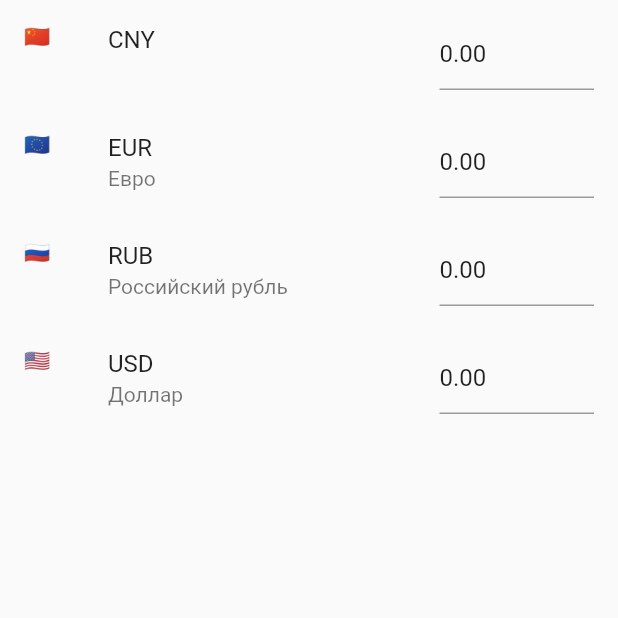
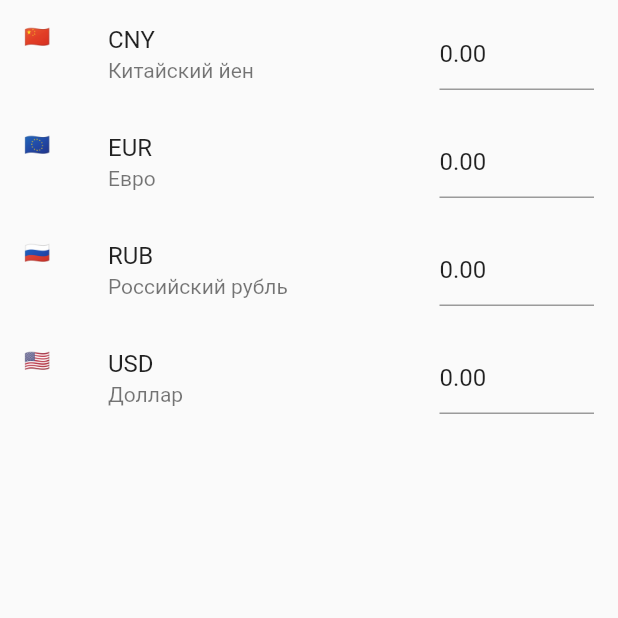
Before and after one commit to ielnitskiy/easy_converter, a Flutter app: the screen it shows after launch, on a phone screen of 412 x 824 dp, the top half of it. Run offline on Flutter 3.47's test engine with Material 2 defaults, Android fonts, the phone set to English and light mode, and no system bars.

Commit message:
move method

```diff
--- a/lib/domain/currencies_all.dart
+++ b/lib/domain/currenciesList.dart
@@ -1,7 +1,7 @@
-import 'currency_card.dart';
+import 'currency.dart';
 
-class CurrenciesAll {
-  static final currenciesAll = <String, CurrencyCard>{
+class CurrenciesList {
+  static final currenciesList = <String, Currency>{
     // "AED": CurrencyCard(code: "AED", symbol: '', icon: '', title: ''),
     // "AFN": CurrencyCard(code: "AFN", symbol: '', icon: '', title: ''),
     // "ALL": CurrencyCard(code: "ALL", symbol: '', icon: '', title: ''),
@@ -35,7 +35,14 @@ class CurrenciesAll {
     // "CLF": CurrencyCard(code: "CLF", symbol: '', icon: '', title: ''),
     // "CLP": CurrencyCard(code: "CLP", symbol: '', icon: '', title: ''),
     // "CNH": CurrencyCard(code: "CNH", symbol: '', icon: '', title: ''),
-    "CNY": CurrencyCard(code: "CNY", symbol: '¥', icon: '🇨🇳', title: '',rate: 6.3651),
+    "CNY": Currency(
+      code: "CNY",
+      symbol: '¥',
+      icon: '🇨🇳',
+      title: 'Китайский йен',
+      rate: 6.3651,
+      isEnable: false,
+    ),
     // "COP": CurrencyCard(code: "COP", symbol: '', icon: '', title: ''),
     // "CRC": CurrencyCard(code: "CRC", symbol: '', icon: '', title: ''),
     // "CUC": CurrencyCard(code: "CUC", symbol: '', icon: '', title: ''),
@@ -52,12 +59,13 @@ class CurrenciesAll {
     // "ERN": CurrencyCard(code: "ERN", symbol: '', icon: '', title: ''),
     // "ETB": CurrencyCard(code: "ETB", symbol: '', icon: '', title: ''),
     // "ETH": CurrencyCard(code: "ETH", symbol: '', icon: '', title: ''),
-    "EUR": CurrencyCard(
+    "EUR": Currency(
       code: "EUR",
       symbol: '€',
       icon: '🇪🇺',
       title: 'Евро',
       rate: 0.919413,
+      isEnable: false,
     ),
     // "FJD": CurrencyCard(code: "FJD", symbol: '', icon: '', title: ''),
     // "FKP": CurrencyCard(code: "FKP", symbol: '', icon: '', title: ''),
@@ -136,12 +144,13 @@ class CurrenciesAll {
     // "QAR": CurrencyCard(code: "QAR", symbol: '', icon: '', title: ''),
     // "RON": CurrencyCard(code: "RON", symbol: '', icon: '', title: ''),
     // "RSD": CurrencyCard(code: "RSD", symbol: '', icon: '', title: ''),
-    "RUB": CurrencyCard(
+    "RUB": Currency(
       code: "RUB",
       symbol: '₽',
       icon: '🇷🇺',
       title: 'Российский рубль',
       rate: 80.850086,
+      isEnable: false,
     ),
     // "RWF": CurrencyCard(code: "RWF", symbol: '', icon: '', title: ''),
     // "SAR": CurrencyCard(code: "SAR", symbol: '', icon: '', title: ''),
@@ -172,12 +181,13 @@ class CurrenciesAll {
     // "TZS": CurrencyCard(code: "TZS", symbol: '', icon: '', title: ''),
     // "UAH": CurrencyCard(code: "UAH", symbol: '', icon: '', title: ''),
     // "UGX": CurrencyCard(code: "UGX", symbol: '', icon: '', title: ''),
-    "USD": CurrencyCard(
+    "USD": Currency(
       code: "USD",
       symbol: '\$',
       icon: '🇺🇸',
       title: 'Доллар',
       rate: 1,
+      isEnable: false,
     ),
     // "UYU": CurrencyCard(code: "UYU", symbol: '', icon: '', title: ''),
     // "UZS": CurrencyCard(code: "UZS", symbol: '', icon: '', title: ''),
--- a/lib/domain/currency_card.dart
+++ b/lib/domain/currency.dart
@@ -1,18 +1,18 @@
-class CurrencyCard {
+class Currency {
   final String icon;
   final String code;
   final String title;
   final String symbol;
   num rate;
-  num type;
+  bool isEnable;
 
-  CurrencyCard({
+  Currency({
     required this.icon,
     required this.code,
     required this.title,
     required this.symbol,
     this.rate = 0,
-    this.type = 0,
+    required this.isEnable,
   });
 
   num currencyRatio(num? currency) {
--- a/lib/main.dart
+++ b/lib/main.dart
@@ -1,5 +1,6 @@
-import 'package:cur_val/widget/app/my_app.dart';
 import 'package:flutter/material.dart';
+
+import 'ui/widget/app/my_app.dart';
 
 void main() {
   const app = MyApp();
--- a/lib/widget/currencies_list/currencies_widget.dart
+++ b/lib/ui/widget/currencies_list/currencies_widget.dart
@@ -1,7 +1,7 @@
 import 'package:flutter/material.dart';
 import 'package:flutter/services.dart';
 
-import '../../domain/currencies_all.dart';
+import '../../../domain/currenciesList.dart';
 import 'currencies_widget_model.dart';
 
 class CurrenciesListWidget extends StatefulWidget {
@@ -70,12 +70,7 @@ class CurrencyCard extends StatefulWidget {
 class _CurrencyCardState extends State<CurrencyCard> {
   final _controller = TextEditingController();
 
-  final FocusNode _focusNode = FocusNode();
-
-  String calculateCurrencies() => (widget.model.currencies[widget.index]
-              .currencyRatio(CurrenciesAll.currenciesAll[widget.model.currentCurrencyCode]?.rate) *
-          (widget.model.type == "" ? 0 : double.parse(widget.model.type)))
-      .toStringAsFixed(2);
+  final _focusNode = FocusNode();
 
   TextSelection position() =>
       TextSelection.fromPosition(TextPosition(offset: (_controller.value.text).toString().length));
@@ -87,7 +82,7 @@ class _CurrencyCardState extends State<CurrencyCard> {
     return TextFormField(
       focusNode: _focusNode,
       controller: _controller
-        ..text = hasFocus ? widget.model.type : calculateCurrencies()
+        ..text = hasFocus ? widget.model.type : widget.model.calculateCurrencies(index: widget.index)
         ..selection = position(),
       onTap: () {
         widget.model.type = '';
@@ -97,11 +92,10 @@ class _CurrencyCardState extends State<CurrencyCard> {
         if (value.length == 1 && value == '.') {
           value = "0.";
         }
-        if (value.length == 2 && value.startsWith("0")&& !value.contains(".")) {
-          List<String> a = value.split('');
-          a.insert(1, '.');
-         var b = a.join('');
-          value = b;
+        if (value.length == 2 && value.startsWith("0") && !value.contains(".")) {
+          List<String> charList = value.split('');
+          charList.insert(1, '.');
+          value = charList.join('');
         }
 
         widget.model.type = value;
--- a/lib/widget/currencies_list/currencies_widget_model.dart
+++ b/lib/ui/widget/currencies_list/currencies_widget_model.dart
@@ -1,10 +1,10 @@
-import 'package:cur_val/domain/currencies_all.dart';
+import 'package:cur_val/domain/currenciesList.dart';
 import 'package:flutter/material.dart';
 
 class CurrenciesWidgetModel extends ChangeNotifier {
-  final currencies = CurrenciesAll.currenciesAll.values.toList();
-
+  final currencies = CurrenciesList.currenciesList.values.toList();
   static String _currentCurrency = "USD";
+  static String _type = "";
 
   set currentCurrencyCode(String currency) {
     _currentCurrency = currency;
@@ -13,14 +13,17 @@ class CurrenciesWidgetModel extends ChangeNotifier {
 
   String get currentCurrencyCode => _currentCurrency;
 
-  static String _type = "";
-
   set type(String number) {
     _type = number.toString();
     notifyListeners();
   }
 
   String get type => _type;
+
+  String calculateCurrencies({required int index}) =>
+      (currencies[index].currencyRatio(CurrenciesList.currenciesList[currentCurrencyCode]?.rate) *
+              (type == "" ? 0 : double.parse(type)))
+          .toStringAsFixed(2);
 }
 
 class CurrenciesWidgetModelProvider extends InheritedNotifier {
```
Also changed, not shown: lib/ui/widget/app/my_app.dart (renamed from lib/widget/app/my_app.dart).
